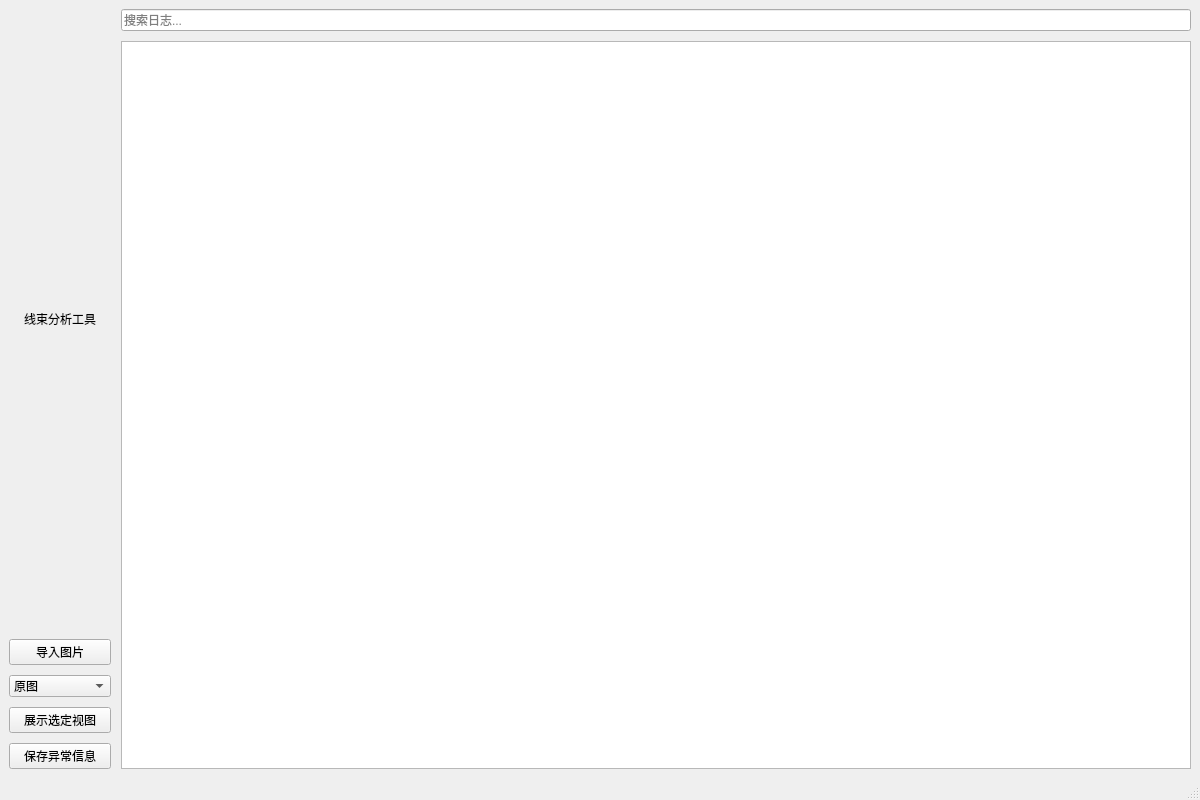
First picture: the form in mainwindows.ui, repository Ethereaity/InterfaceDesign, before the edit.
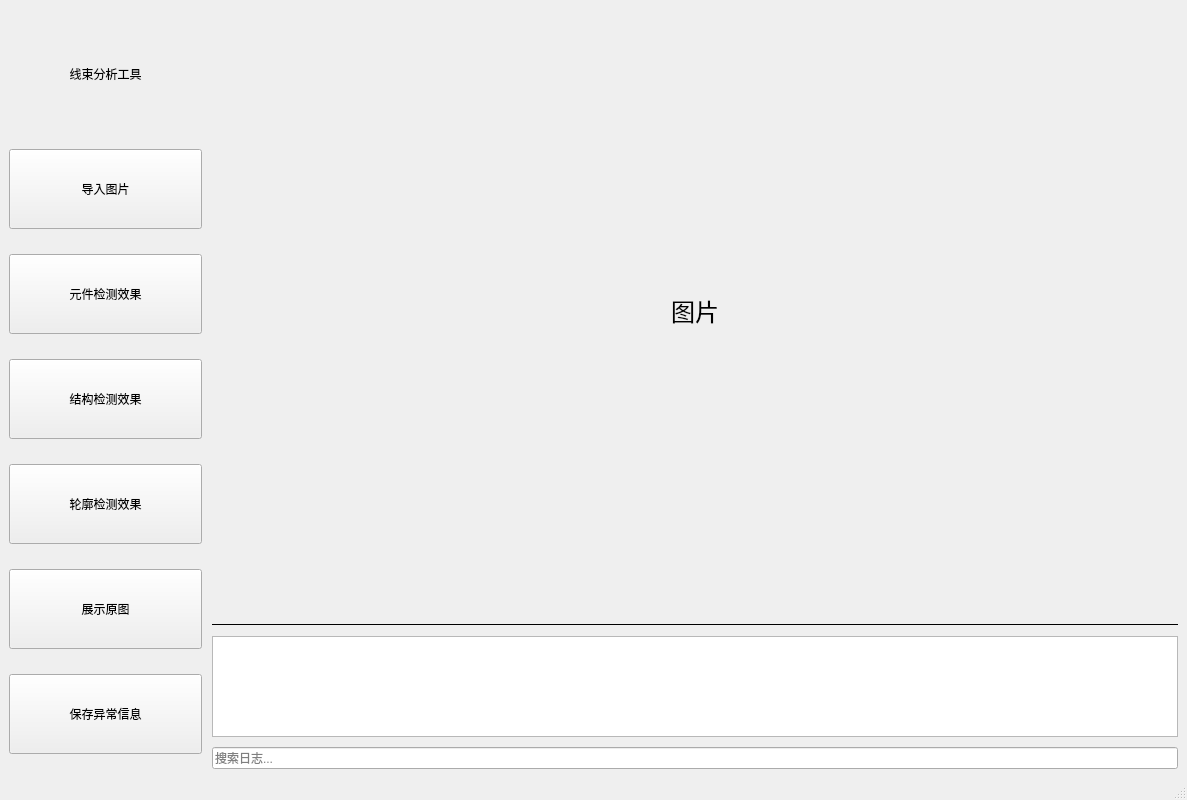
Second picture: the form after the edit.

Commit message: 更改ui

The edit to the form file:
```diff
--- a/mainwindows.ui
+++ b/mainwindows.ui
@@ -4,9 +4,9 @@
  <widget class="QMainWindow" name="MainWindow">
   <property name="geometry">
    <rect>
-    <x>100</x>
-    <y>100</y>
-    <width>1200</width>
+    <x>0</x>
+    <y>0</y>
+    <width>1187</width>
     <height>800</height>
    </rect>
   </property>
@@ -14,14 +14,23 @@
    <string>线束分析工具</string>
   </property>
   <widget class="QWidget" name="centralwidget">
-   <layout class="QHBoxLayout" name="centralLayout">
+   <layout class="QHBoxLayout" name="centralLayout" stretch="1,5">
     <property name="spacing">
      <number>10</number>
     </property>
+    <property name="leftMargin">
+     <number>9</number>
+    </property>
     <item>
      <layout class="QVBoxLayout" name="leftLayout">
       <item>
        <widget class="QLabel" name="label">
+        <property name="maximumSize">
+         <size>
+          <width>16777215</width>
+          <height>100</height>
+         </size>
+        </property>
         <property name="text">
          <string>线束分析工具</string>
         </property>
@@ -32,49 +41,113 @@
       </item>
       <item>
        <widget class="QPushButton" name="pushButton">
+        <property name="minimumSize">
+         <size>
+          <width>0</width>
+          <height>80</height>
+         </size>
+        </property>
+        <property name="maximumSize">
+         <size>
+          <width>16777215</width>
+          <height>16777215</height>
+         </size>
+        </property>
         <property name="text">
          <string>导入图片</string>
         </property>
        </widget>
       </item>
       <item>
-       <widget class="QComboBox" name="viewSelector">
-        <item>
-         <property name="text">
-          <string>原图</string>
-         </property>
-        </item>
-        <item>
-         <property name="text">
-          <string>元件检测效果</string>
-         </property>
-        </item>
-        <item>
-         <property name="text">
-          <string>结构检测效果</string>
-         </property>
-        </item>
-        <item>
-         <property name="text">
-          <string>轮廓检测效果</string>
-         </property>
-        </item>
-        <item>
-         <property name="text">
-          <string>缺陷检测效果</string>
-         </property>
-        </item>
+       <widget class="QPushButton" name="pushButton_4">
+        <property name="minimumSize">
+         <size>
+          <width>0</width>
+          <height>80</height>
+         </size>
+        </property>
+        <property name="maximumSize">
+         <size>
+          <width>16777215</width>
+          <height>16777215</height>
+         </size>
+        </property>
+        <property name="text">
+         <string>元件检测效果</string>
+        </property>
+       </widget>
+      </item>
+      <item>
+       <widget class="QPushButton" name="pushButton_5">
+        <property name="minimumSize">
+         <size>
+          <width>0</width>
+          <height>80</height>
+         </size>
+        </property>
+        <property name="maximumSize">
+         <size>
+          <width>16777215</width>
+          <height>16777215</height>
+         </size>
+        </property>
+        <property name="text">
+         <string>结构检测效果</string>
+        </property>
+       </widget>
+      </item>
+      <item>
+       <widget class="QPushButton" name="pushButton_6">
+        <property name="minimumSize">
+         <size>
+          <width>0</width>
+          <height>80</height>
+         </size>
+        </property>
+        <property name="maximumSize">
+         <size>
+          <width>16777215</width>
+          <height>16777215</height>
+         </size>
+        </property>
+        <property name="text">
+         <string>轮廓检测效果</string>
+        </property>
        </widget>
       </item>
       <item>
        <widget class="QPushButton" name="pushButton_2">
+        <property name="minimumSize">
+         <size>
+          <width>0</width>
+          <height>80</height>
+         </size>
+        </property>
+        <property name="maximumSize">
+         <size>
+          <width>16777215</width>
+          <height>16777215</height>
+         </size>
+        </property>
         <property name="text">
-         <string>展示选定视图</string>
+         <string>展示原图</string>
         </property>
        </widget>
       </item>
       <item>
        <widget class="QPushButton" name="pushButton_3">
+        <property name="minimumSize">
+         <size>
+          <width>0</width>
+          <height>80</height>
+         </size>
+        </property>
+        <property name="maximumSize">
+         <size>
+          <width>16777215</width>
+          <height>16777215</height>
+         </size>
+        </property>
         <property name="text">
          <string>保存异常信息</string>
         </property>
@@ -83,11 +156,24 @@
      </layout>
     </item>
     <item>
-     <layout class="QVBoxLayout" name="rightLayout">
+     <layout class="QVBoxLayout" name="rightLayout" stretch="6,0,1,0">
       <item>
-       <widget class="QLineEdit" name="searchBar">
-        <property name="placeholderText">
-         <string>搜索日志...</string>
+       <widget class="QLabel" name="label_2">
+        <property name="text">
+         <string>&lt;html&gt;&lt;head/&gt;&lt;body&gt;&lt;p align=&quot;center&quot;&gt;&lt;span style=&quot; font-size:18pt;&quot;&gt;图片&lt;/span&gt;&lt;/p&gt;&lt;/body&gt;&lt;/html&gt;</string>
+        </property>
+       </widget>
+      </item>
+      <item>
+       <widget class="QFrame" name="frame">
+        <property name="frameShape">
+         <enum>QFrame::HLine</enum>
+        </property>
+        <property name="frameShadow">
+         <enum>QFrame::Plain</enum>
+        </property>
+        <property name="lineWidth">
+         <number>1</number>
         </property>
        </widget>
       </item>
@@ -98,6 +184,13 @@
         </property>
        </widget>
       </item>
+      <item>
+       <widget class="QLineEdit" name="searchBar">
+        <property name="placeholderText">
+         <string>搜索日志...</string>
+        </property>
+       </widget>
+      </item>
      </layout>
     </item>
    </layout>
```
Left out of the diff: 6 changed lines with no effect on the pictures. The commit also changes 1 other file.
